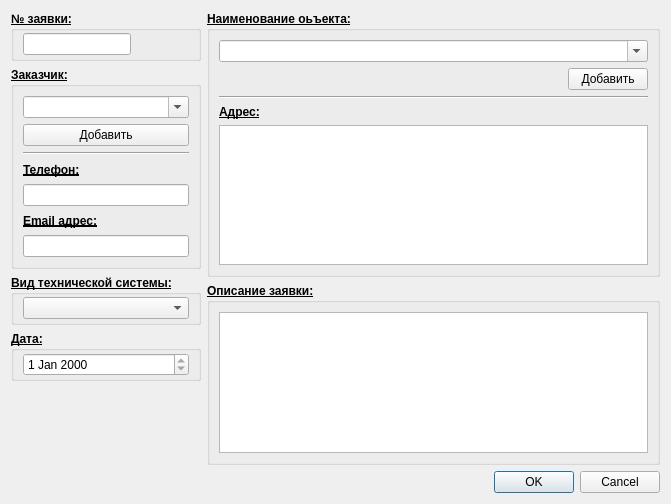
First picture: the form in Application/ui/ueditrequest.ui, repository VladimirChotiy/sos_orders, before the edit.
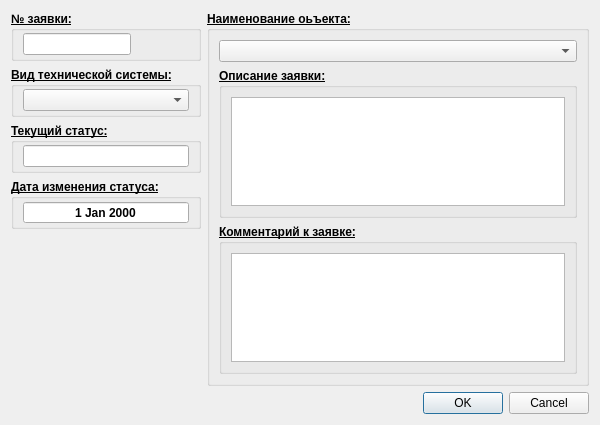
Second picture: the form after the edit.

The edit to the form file:
```diff
--- a/Application/ui/ueditrequest.ui
+++ b/Application/ui/ueditrequest.ui
@@ -6,14 +6,14 @@
    <rect>
     <x>0</x>
     <y>0</y>
-    <width>671</width>
-    <height>504</height>
+    <width>600</width>
+    <height>425</height>
    </rect>
   </property>
   <property name="windowTitle">
    <string>Dialog</string>
   </property>
-  <layout class="QVBoxLayout" name="verticalLayout_6">
+  <layout class="QVBoxLayout" name="verticalLayout">
    <item>
     <layout class="QHBoxLayout" name="lay_MainHor" stretch="0,1">
      <item>
@@ -90,132 +90,6 @@
          </layout>
         </widget>
        </item>
-       <item>
-        <widget class="QGroupBox" name="gbox_Person">
-         <property name="sizePolicy">
-          <sizepolicy hsizetype="Preferred" vsizetype="Fixed">
-           <horstretch>0</horstretch>
-           <verstretch>0</verstretch>
-          </sizepolicy>
-         </property>
-         <property name="minimumSize">
-          <size>
-           <width>0</width>
-           <height>202</height>
-          </size>
-         </property>
-         <property name="font">
-          <font>
-           <pointsize>9</pointsize>
-           <weight>75</weight>
-           <bold>true</bold>
-           <underline>true</underline>
-          </font>
-         </property>
-         <property name="title">
-          <string>Заказчик:</string>
-         </property>
-         <property name="flat">
-          <bool>false</bool>
-         </property>
-         <property name="checkable">
-          <bool>false</bool>
-         </property>
-         <layout class="QVBoxLayout" name="verticalLayout">
-          <item>
-           <widget class="QComboBox" name="cb_Person">
-            <property name="minimumSize">
-             <size>
-              <width>0</width>
-              <height>22</height>
-             </size>
-            </property>
-            <property name="font">
-             <font>
-              <pointsize>9</pointsize>
-              <weight>50</weight>
-              <bold>false</bold>
-              <underline>false</underline>
-             </font>
-            </property>
-            <property name="editable">
-             <bool>true</bool>
-            </property>
-           </widget>
-          </item>
-          <item>
-           <layout class="QHBoxLayout" name="lay_PersonHor">
-            <item>
-             <widget class="QPushButton" name="btn_AddEdit">
-              <property name="minimumSize">
-               <size>
-                <width>0</width>
-                <height>22</height>
-               </size>
-              </property>
-              <property name="font">
-               <font>
-                <pointsize>9</pointsize>
-                <weight>50</weight>
-                <bold>false</bold>
-                <underline>false</underline>
-               </font>
-              </property>
-              <property name="text">
-               <string>Добавить</string>
-              </property>
-             </widget>
-            </item>
-           </layout>
-          </item>
-          <item>
-           <widget class="Line" name="line_Person">
-            <property name="orientation">
-             <enum>Qt::Horizontal</enum>
-            </property>
-           </widget>
-          </item>
-          <item>
-           <widget class="QLabel" name="lbl_Telephone">
-            <property name="text">
-             <string>Телефон:</string>
-            </property>
-           </widget>
-          </item>
-          <item>
-           <widget class="QLineEdit" name="ed_Telephone">
-            <property name="font">
-             <font>
-              <pointsize>9</pointsize>
-              <weight>50</weight>
-              <bold>false</bold>
-              <underline>false</underline>
-             </font>
-            </property>
-           </widget>
-          </item>
-          <item>
-           <widget class="QLabel" name="lbl_Email">
-            <property name="text">
-             <string>Email адрес:</string>
-            </property>
-           </widget>
-          </item>
-          <item>
-           <widget class="QLineEdit" name="ed_Email">
-            <property name="font">
-             <font>
-              <pointsize>9</pointsize>
-              <weight>50</weight>
-              <bold>false</bold>
-              <underline>false</underline>
-             </font>
-            </property>
-           </widget>
-          </item>
-         </layout>
-        </widget>
-       </item>
        <item>
         <widget class="QGroupBox" name="gbox_Type">
          <property name="minimumSize">
@@ -244,6 +118,12 @@
           </property>
           <item>
            <widget class="QComboBox" name="cb_Type">
+            <property name="minimumSize">
+             <size>
+              <width>0</width>
+              <height>22</height>
+             </size>
+            </property>
             <property name="font">
              <font>
               <pointsize>9</pointsize>
@@ -257,6 +137,68 @@
          </layout>
         </widget>
        </item>
+       <item>
+        <widget class="QGroupBox" name="gbox_Status">
+         <property name="minimumSize">
+          <size>
+           <width>0</width>
+           <height>50</height>
+          </size>
+         </property>
+         <property name="font">
+          <font>
+           <pointsize>9</pointsize>
+           <weight>75</weight>
+           <bold>true</bold>
+           <underline>true</underline>
+          </font>
+         </property>
+         <property name="title">
+          <string>Текущий статус:</string>
+         </property>
+         <layout class="QVBoxLayout" name="verticalLayout_7">
+          <property name="topMargin">
+           <number>1</number>
+          </property>
+          <property name="bottomMargin">
+           <number>1</number>
+          </property>
+          <item>
+           <widget class="QLineEdit" name="ed_Status">
+            <property name="enabled">
+             <bool>true</bool>
+            </property>
+            <property name="sizePolicy">
+             <sizepolicy hsizetype="Preferred" vsizetype="Fixed">
+              <horstretch>0</horstretch>
+              <verstretch>0</verstretch>
+             </sizepolicy>
+            </property>
+            <property name="minimumSize">
+             <size>
+              <width>0</width>
+              <height>22</height>
+             </size>
+            </property>
+            <property name="font">
+             <font>
+              <pointsize>9</pointsize>
+              <weight>50</weight>
+              <bold>false</bold>
+              <underline>false</underline>
+             </font>
+            </property>
+            <property name="readOnly">
+             <bool>true</bool>
+            </property>
+            <property name="clearButtonEnabled">
+             <bool>false</bool>
+            </property>
+           </widget>
+          </item>
+         </layout>
+        </widget>
+       </item>
        <item>
         <widget class="QGroupBox" name="gbox_Date">
          <property name="minimumSize">
@@ -274,7 +216,7 @@
           </font>
          </property>
          <property name="title">
-          <string>Дата:</string>
+          <string>Дата изменения статуса:</string>
          </property>
          <layout class="QVBoxLayout" name="verticalLayout_4">
           <property name="topMargin">
@@ -285,20 +227,41 @@
           </property>
           <item>
            <widget class="QDateEdit" name="ed_Date">
+            <property name="minimumSize">
+             <size>
+              <width>0</width>
+              <height>23</height>
+             </size>
+            </property>
             <property name="font">
              <font>
               <pointsize>9</pointsize>
-              <weight>50</weight>
-              <bold>false</bold>
+              <weight>75</weight>
+              <bold>true</bold>
               <underline>false</underline>
              </font>
             </property>
+            <property name="autoFillBackground">
+             <bool>false</bool>
+            </property>
+            <property name="frame">
+             <bool>true</bool>
+            </property>
+            <property name="alignment">
+             <set>Qt::AlignCenter</set>
+            </property>
             <property name="readOnly">
              <bool>true</bool>
             </property>
+            <property name="buttonSymbols">
+             <enum>QAbstractSpinBox::NoButtons</enum>
+            </property>
             <property name="accelerated">
              <bool>false</bool>
             </property>
+            <property name="showGroupSeparator" stdset="0">
+             <bool>false</bool>
+            </property>
            </widget>
           </item>
          </layout>
@@ -320,7 +283,7 @@
       </layout>
      </item>
      <item>
-      <layout class="QVBoxLayout" name="lay_RightVert" stretch="0,0,0">
+      <layout class="QVBoxLayout" name="lay_RightVert" stretch="0,0">
        <item>
         <widget class="QGroupBox" name="gbox_Object">
          <property name="sizePolicy">
@@ -352,7 +315,7 @@
          <property name="checkable">
           <bool>false</bool>
          </property>
-         <layout class="QVBoxLayout" name="verticalLayout_3" stretch="0,0,0,1,0">
+         <layout class="QVBoxLayout" name="verticalLayout_3" stretch="0,0,0">
           <item>
            <widget class="QComboBox" name="cb_Object">
             <property name="minimumSize">
@@ -370,102 +333,66 @@
              </font>
             </property>
             <property name="editable">
-             <bool>true</bool>
+             <bool>false</bool>
             </property>
            </widget>
           </item>
           <item>
-           <layout class="QHBoxLayout" name="lay_ObjectHor">
-            <item>
-             <spacer name="horizontalSpacer">
-              <property name="orientation">
-               <enum>Qt::Horizontal</enum>
-              </property>
-              <property name="sizeHint" stdset="0">
-               <size>
-                <width>40</width>
-                <height>20</height>
-               </size>
-              </property>
-             </spacer>
-            </item>
-            <item>
-             <widget class="QPushButton" name="btn_ObjectAdd">
-              <property name="minimumSize">
-               <size>
-                <width>0</width>
-                <height>22</height>
-               </size>
-              </property>
-              <property name="font">
-               <font>
-                <pointsize>9</pointsize>
-                <weight>50</weight>
-                <bold>false</bold>
-                <underline>false</underline>
-               </font>
-              </property>
-              <property name="text">
-               <string>Добавить</string>
-              </property>
-             </widget>
-            </item>
-           </layout>
-          </item>
-          <item>
-           <widget class="Line" name="line_Object">
-            <property name="orientation">
-             <enum>Qt::Horizontal</enum>
+           <widget class="QGroupBox" name="gbox_Request">
+            <property name="font">
+             <font>
+              <pointsize>9</pointsize>
+              <weight>75</weight>
+              <bold>true</bold>
+              <underline>true</underline>
+             </font>
             </property>
-           </widget>
-          </item>
-          <item>
-           <widget class="QLabel" name="lbl_Address">
-            <property name="frameShape">
-             <enum>QFrame::NoFrame</enum>
+            <property name="title">
+             <string>Описание заявки:</string>
             </property>
-            <property name="text">
-             <string>Адрес:</string>
-            </property>
+            <layout class="QVBoxLayout" name="verticalLayout_5">
+             <item>
+              <widget class="QTextEdit" name="txt_Context">
+               <property name="font">
+                <font>
+                 <pointsize>9</pointsize>
+                 <weight>50</weight>
+                 <bold>false</bold>
+                 <underline>false</underline>
+                </font>
+               </property>
+              </widget>
+             </item>
+            </layout>
            </widget>
           </item>
           <item>
-           <widget class="QTextEdit" name="txt_Adress">
-            <property name="tabChangesFocus">
-             <bool>true</bool>
-            </property>
-            <property name="documentTitle">
-             <string/>
-            </property>
-           </widget>
-          </item>
-         </layout>
-        </widget>
-       </item>
-       <item>
-        <widget class="QGroupBox" name="gbox_Request">
-         <property name="font">
-          <font>
-           <pointsize>9</pointsize>
-           <weight>75</weight>
-           <bold>true</bold>
-           <underline>true</underline>
-          </font>
-         </property>
-         <property name="title">
-          <string>Описание заявки:</string>
-         </property>
-         <layout class="QVBoxLayout" name="verticalLayout_5">
-          <item>
-           <widget class="QTextEdit" name="textEdit">
+           <widget class="QGroupBox" name="gbox_Comment">
             <property name="font">
              <font>
               <pointsize>9</pointsize>
-              <weight>50</weight>
-              <bold>false</bold>
-              <underline>false</underline>
+              <weight>75</weight>
+              <bold>true</bold>
+              <underline>true</underline>
              </font>
             </property>
+            <property name="title">
+             <string>Комментарий к заявке:</string>
+            </property>
+            <layout class="QVBoxLayout" name="verticalLayout_6">
+             <item>
+              <widget class="QTextEdit" name="txt_Comment">
+               <property name="font">
+                <font>
+                 <pointsize>9</pointsize>
+                 <weight>50</weight>
+                 <bold>false</bold>
+                 <underline>false</underline>
+                </font>
+               </property>
+              </widget>
+             </item>
+            </layout>
            </widget>
           </item>
          </layout>
@@ -489,13 +416,16 @@
     </layout>
    </item>
    <item>
-    <widget class="QDialogButtonBox" name="buttonBox">
+    <widget class="QDialogButtonBox" name="bb_Dialog">
      <property name="orientation">
       <enum>Qt::Horizontal</enum>
      </property>
      <property name="standardButtons">
       <set>QDialogButtonBox::Cancel|QDialogButtonBox::Ok</set>
      </property>
+     <property name="centerButtons">
+      <bool>false</bool>
+     </property>
     </widget>
    </item>
   </layout>
```
Left out of the diff: 4 changed lines with no effect on the pictures.
